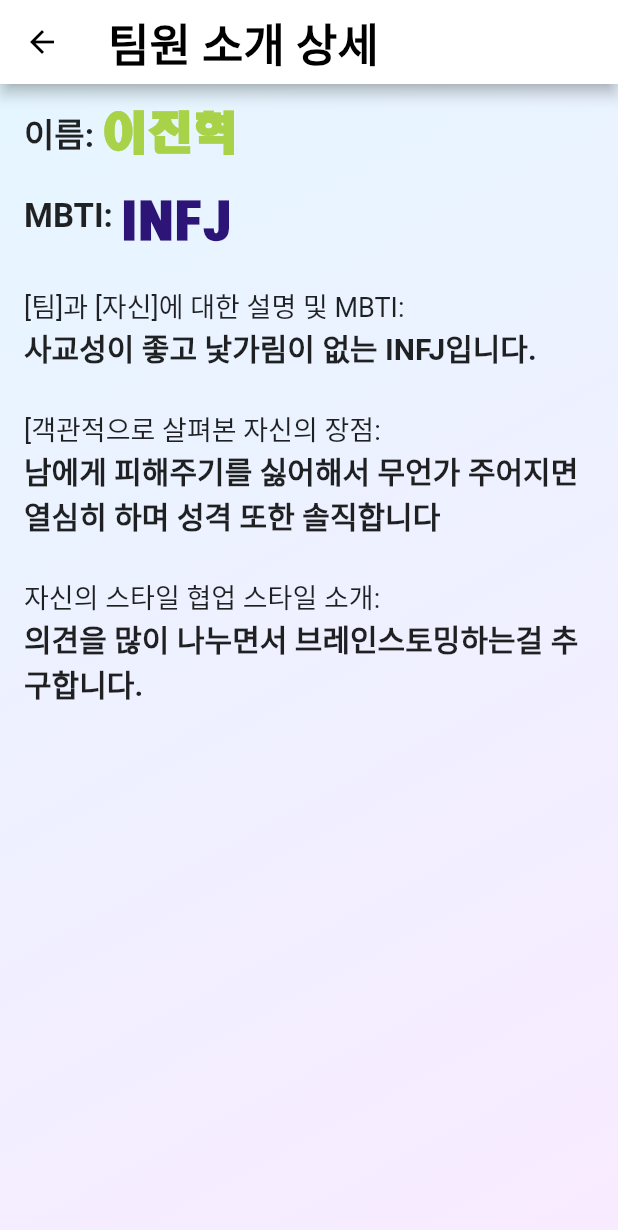
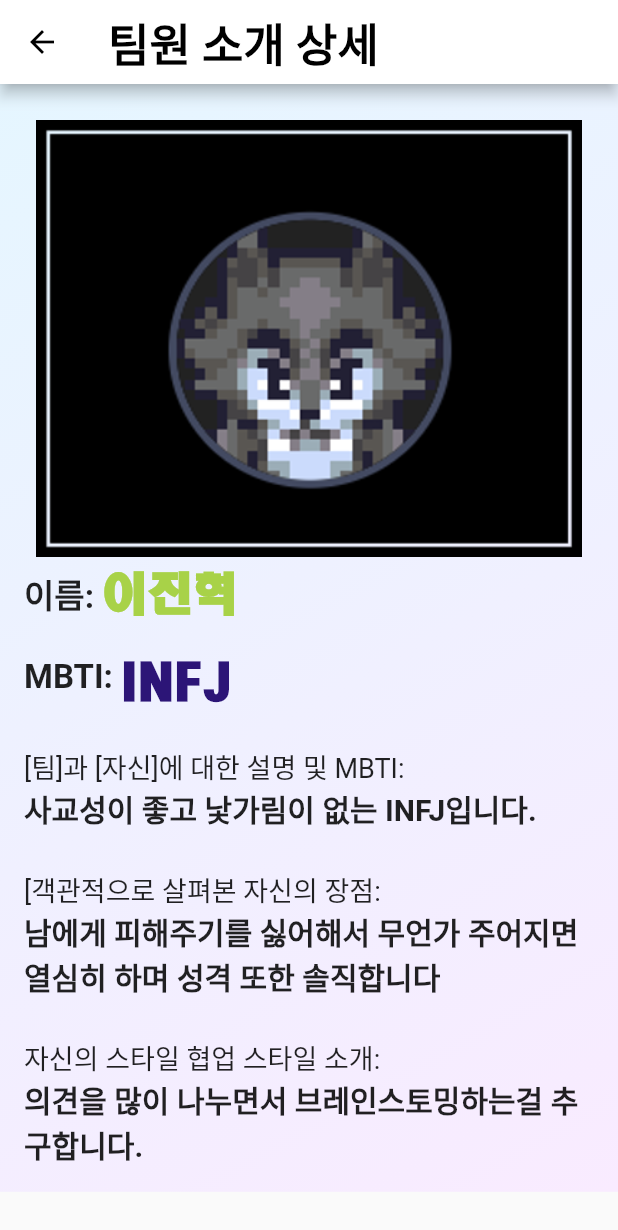
Before and after one commit to jh4016/team-project, a Flutter app: the TeamMemberDetailPage screen opened directly with sample values from the repository, on a phone screen of 412 x 824 dp. Shown: the top 1230 px of the screen. Run offline on Flutter 3.47's test engine with Material 2 defaults, Android fonts, the light colour scheme and no system bars; network calls fail.

Commit message:
ui first

```diff
--- a/lib/teamIntroduction.dart
+++ b/lib/teamIntroduction.dart
@@ -8,6 +8,7 @@ class TeamMember {
   final String description;
   final String merit;
   final String style;
+  final String image;
 
   TeamMember({
     required this.name,
@@ -15,6 +16,7 @@ class TeamMember {
     required this.description,
     required this.merit,
     required this.style,
+    required this.image,
   });
 }
 
@@ -24,7 +26,6 @@ class TeamIntroductionPage extends StatefulWidget {
 }
 
 class _TeamIntroductionPageState extends State<TeamIntroductionPage> {
-
   void addTeamMember(TeamMember member) {
     setState(() {
       teamMembers.add(member);
@@ -230,12 +231,12 @@ class _TeamIntroductionPageState extends State<TeamIntroductionPage> {
                     child: Text('Add'),
                     onPressed: () {
                       TeamMember newMember = TeamMember(
-                        name: name,
-                        mbti: mbti,
-                        description: description,
-                        merit: merit,
-                        style: style,
-                      );
+                          name: name,
+                          mbti: mbti,
+                          description: description,
+                          merit: merit,
+                          style: style,
+                          image: "assets/images/img1.png");
 
                       addTeamMember(newMember);
 
--- a/lib/teamIntroductionDetail.dart
+++ b/lib/teamIntroductionDetail.dart
@@ -14,9 +14,11 @@ class TeamMemberDetailPage extends StatelessWidget {
       appBar: AppBar(
         title: Text('팀원 소개 상세'),
         titleTextStyle: TextStyle(
-             color:  Color(0xFF000000), fontSize: 30, fontWeight: FontWeight.bold),
+            color: Color(0xFF000000),
+            fontSize: 30,
+            fontWeight: FontWeight.bold),
         backgroundColor: Colors.white,
-        iconTheme: IconThemeData( color:  Color(0xFF000000)),
+        iconTheme: IconThemeData(color: Color(0xFF000000)),
       ),
       body: Container(
         decoration: BoxDecoration(
@@ -29,11 +31,17 @@ class TeamMemberDetailPage extends StatelessWidget {
             ],
           ),
         ),
+        child: SingleChildScrollView(
+          scrollDirection: Axis.vertical,
           child: Padding(
             padding: EdgeInsets.all(16.0),
             child: Column(
               crossAxisAlignment: CrossAxisAlignment.start,
               children: [
+                Padding(
+                  padding: const EdgeInsets.all(8.0),
+                  child: Image.asset(member.image),
+                ),
                 Row(
                   crossAxisAlignment: CrossAxisAlignment.start,
                   children: [
@@ -50,8 +58,7 @@ class TeamMemberDetailPage extends StatelessWidget {
                           fontSize: 30,
                           fontWeight: FontWeight.bold,
                           fontFamily: 'human',
-                        color:  Color(0xFFA8D248)
-                    ),
+                          color: Color(0xFFA8D248)),
                     )
                   ],
                 ),
@@ -74,8 +81,7 @@ class TeamMemberDetailPage extends StatelessWidget {
                           fontSize: 30,
                           fontWeight: FontWeight.bold,
                           fontFamily: 'human',
-                        color:  Color(0xFF2C1577)
-                    ),
+                          color: Color(0xFF2C1577)),
                     )
                   ],
                 ),
@@ -137,6 +143,7 @@ class TeamMemberDetailPage extends StatelessWidget {
             ),
           ),
         ),
+      ),
     );
   }
 }
--- a/lib/teammembers.dart
+++ b/lib/teammembers.dart
@@ -2,6 +2,7 @@ import 'package:teamproject/teamIntroduction.dart';
 
 List<TeamMember> teamMembers = [
   TeamMember(
+    image: 'assets/images/img1.png',
     name: '이진혁',
     mbti: 'INFJ',
     description: '사교성이 좋고 낯가림이 없는 INFJ입니다.',
@@ -9,6 +10,7 @@ List<TeamMember> teamMembers = [
     style: '의견을 많이 나누면서 브레인스토밍하는걸 추구합니다.',
   ),
   TeamMember(
+    image: 'assets/images/img2.png',
     name: '신민지',
     mbti: 'ISFP',
     description: '저는 신민지이고, MBTI는 ISFP입니다.',
@@ -16,6 +18,7 @@ List<TeamMember> teamMembers = [
     style: '최대한 다른 사람의 의견을 수용하면서 소통을 하려고 합니다.',
   ),
   TeamMember(
+    image: 'assets/images/img4.png',
     name: '양화진',
     mbti: 'idk',
     description: '코딩, 개발 관련 교육은 처음입니다. MBTI 검사는 한 번도 안해봤습니다.',
@@ -23,6 +26,7 @@ List<TeamMember> teamMembers = [
     style: '의견을 주시면 거기에 살을 붙이는 식으로 채워넣기를 잘 합니다.',
   ),
   TeamMember(
+    image: 'assets/images/img5.png',
     name: '이수진',
     mbti: 'INTP',
     description: 'INTP인데, 반반 나오는 것도 있어서 MBTI를 그렇게 믿지는 않습니다.',
@@ -30,6 +34,7 @@ List<TeamMember> teamMembers = [
     style: '팀원의 의견을 중요시하고 맡은 몫은 끝까지 해내려 합니다.',
   ),
   TeamMember(
+    image: 'assets/images/img3.png',
     name: '윤승재',
     mbti: 'unexpected',
     description: '저는 예측할 수 없는 사람입니다. MBTI는 저를 완전히 담아내지 못합니다.',
--- a/pubspec.yaml
+++ b/pubspec.yaml
@@ -71,6 +71,12 @@ flutter:
     - family: human
       fonts:
         - asset: assets/fonts/HMKMRHD.TTF
+  assets:
+    - assets/images/img1.png
+    - assets/images/img2.png
+    - assets/images/img3.png
+    - assets/images/img4.png
+    - assets/images/img5.png
 
   # The following line ensures that the Material Icons font is
   # included with your application, so that you can use the icons in
```
Also changed, not shown: assets/images/img1.png (added), assets/images/img2.png (added), assets/images/img3.png (added), assets/images/img4.png (added), assets/images/img5.png (added). Lines whose indentation alone changed are shown as unchanged.
